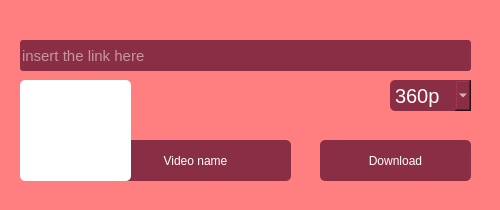
The window that gui.ui (Arrow-DV/Youtube-Video-Downloader) describes before a commit, drawn with Qt 5.
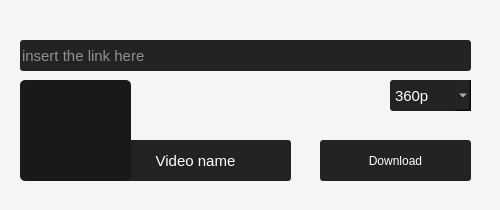
The same window after the commit.

What changed in the file:
```diff
--- a/gui.ui
+++ b/gui.ui
@@ -14,7 +14,7 @@
    <string>Youtube Video Downloader</string>
   </property>
   <property name="styleSheet">
-   <string notr="true">background-color : rgb(255, 126, 128);</string>
+   <string notr="true">background-color : whitesmoke; </string>
   </property>
   <widget class="QLineEdit" name="link">
    <property name="geometry">
@@ -27,7 +27,7 @@
    </property>
    <property name="styleSheet">
     <string notr="true">border:solid;
-background-color:rgb(138, 46, 69);
+background-color : rgb(35,35,35);
 border-radius:3px;
 border-color:white;
 font-size:15px;
@@ -50,11 +50,13 @@
     <cursorShape>PointingHandCursor</cursorShape>
    </property>
    <property name="styleSheet">
-    <string notr="true">border : none;
-border-radius: 5px;
-background-color :rgb(138, 46, 69);
-color : white;
-font: 12pt &quot;MS Shell Dlg 2&quot;;</string>
+    <string notr="true">border:solid;
+background-color : rgb(35,35,35);
+border-radius:3px;
+border-color:white;
+color:white;
+
+font: 14px &quot;Arial&quot;;</string>
    </property>
    <property name="text">
     <string>Download</string>
@@ -70,10 +72,11 @@
     </rect>
    </property>
    <property name="styleSheet">
-    <string notr="true">border : none;
-background-color:rgb(138, 46, 69);
-font-size:20px;
-border-radius:5px;
+    <string notr="true">border:solid;
+background-color : rgb(35,35,35);
+border-radius:3px;
+border-color:white;
+font-size:15px;
 color:white;</string>
    </property>
    <item>
@@ -107,7 +110,7 @@
     </rect>
    </property>
    <property name="styleSheet">
-    <string notr="true">background-color : white; 
+    <string notr="true">background-color : rgb(25,25,25); 
 border-radius:5px;</string>
    </property>
    <property name="text">
@@ -124,10 +127,12 @@
     </rect>
    </property>
    <property name="styleSheet">
-    <string notr="true">font: 14pt &quot;MS Shell Dlg 2&quot;;
-background-color :rgb(138, 46, 69);
-border-radius:5px;
-color : white;</string>
+    <string notr="true">border:solid;
+background-color : rgb(35,35,35);
+border-radius:3px;
+border-color:white;
+font-size:15px;
+color:white;</string>
    </property>
    <property name="text">
     <string>Video name</string>
```
